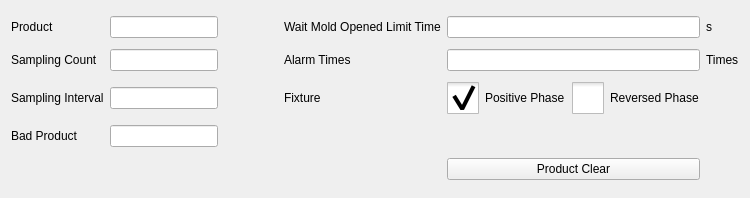
The window that hcsettings/ichcproductsettingframe.ui (GaussCheng/2-5AxisPunch) describes before a commit, drawn with Qt 5.
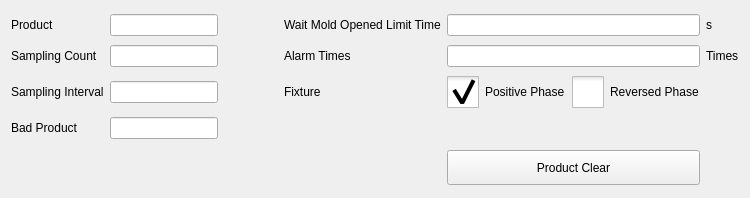
The same window after the commit. Icons and pictures are not drawn. Custom widgets are drawn as their Qt base class.

The edit to the form file:
```diff
--- a/hcsettings/ichcproductsettingframe.ui
+++ b/hcsettings/ichcproductsettingframe.ui
@@ -72,6 +72,18 @@
    </item>
    <item row="5" column="5">
     <widget class="QPushButton" name="productClearButton">
+     <property name="minimumSize">
+      <size>
+       <width>0</width>
+       <height>35</height>
+      </size>
+     </property>
+     <property name="maximumSize">
+      <size>
+       <width>16777215</width>
+       <height>30</height>
+      </size>
+     </property>
      <property name="text">
       <string>Product Clear</string>
      </property>
```
